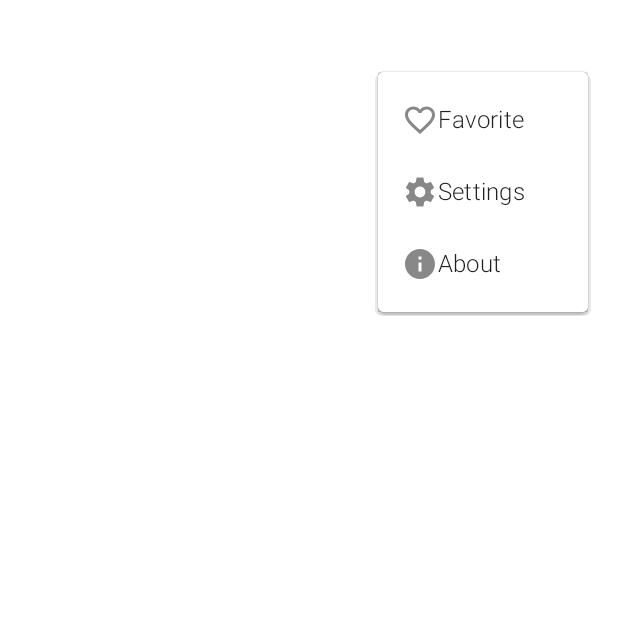
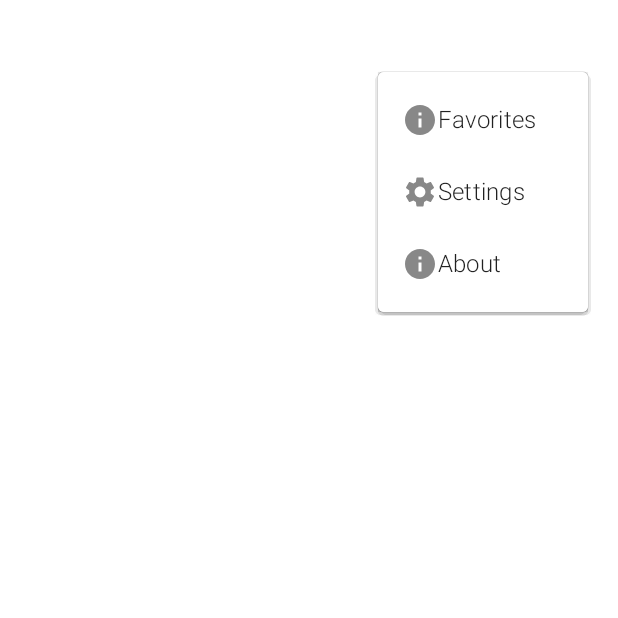
Before and after one commit to JokevtZ/Weather-Forecast-App, an Android app built with Jetpack Compose: the composable ShowSettingsDropdownDialog shown on its own in the app's theme, after a tap on "About", on a phone screen of 412 x 824 dp, the top half of it. Run offline under Robolectric (Android 15) with nearby library versions, the phone set to English and light mode, and no system bars; 1 statement that could not run was skipped.

Commit message:
added dropdown buttons menu's

```diff
--- a/app/src/main/java/nl/learningtocode/weatherforecastapp/MainActivity.kt
+++ b/app/src/main/java/nl/learningtocode/weatherforecastapp/MainActivity.kt
@@ -10,12 +10,14 @@ import androidx.compose.material.MaterialTheme
 import androidx.compose.material.Surface
 import androidx.compose.runtime.Composable
 import androidx.compose.ui.Alignment
+import androidx.compose.ui.ExperimentalComposeUiApi
 import androidx.compose.ui.Modifier
 import androidx.compose.ui.tooling.preview.Preview
 import dagger.hilt.android.AndroidEntryPoint
 import nl.learningtocode.weatherforecastapp.navigation.WeatherNavigation
 import nl.learningtocode.weatherforecastapp.ui.theme.WeatherForecastAppTheme
 
+@ExperimentalComposeUiApi
 @AndroidEntryPoint
 class MainActivity : ComponentActivity() {
     override fun onCreate(savedInstanceState: Bundle?) {
@@ -26,6 +28,7 @@ class MainActivity : ComponentActivity() {
     }
 }
 
+@ExperimentalComposeUiApi
 @Composable
 fun WeatherApp(){
 
--- a/app/src/main/java/nl/learningtocode/weatherforecastapp/widgets/WeatherAppBar.kt
+++ b/app/src/main/java/nl/learningtocode/weatherforecastapp/widgets/WeatherAppBar.kt
@@ -19,6 +19,7 @@ import androidx.compose.ui.unit.Dp
 import androidx.compose.ui.unit.dp
 import androidx.compose.ui.unit.sp
 import androidx.navigation.NavController
+import nl.learningtocode.weatherforecastapp.navigation.WeatherScreens
 
 
 //@Preview
@@ -90,7 +91,7 @@ fun ShowSettingsDropdownDialog(
     navController: NavController) {
 
     var expanded by remember { mutableStateOf(true) }
-    val items = listOf("Favorite", "Settings", "About")
+    val items = listOf("Favorites", "Settings", "About")
 
     Column(modifier = Modifier
         .fillMaxWidth()
@@ -116,9 +117,17 @@ fun ShowSettingsDropdownDialog(
                             else -> Icons.Default.Info
                         },
                         contentDescription = null,
-                        tint = Color.Gray)
+                        tint = Color.Gray
+                    )
                     Text(text = text, modifier = Modifier.clickable
                     {
+                        navController.navigate(
+                            when (text){
+                                "Favorite" -> WeatherScreens.FAVORITE_SCREEN.name
+                                "Settings" -> WeatherScreens.SETTINGS_SCREEN.name
+                                else -> WeatherScreens.ABOUT_SCREEN.name
+                            }
+                        )
                     },
                     fontWeight = FontWeight.W300)
                 }
--- a/app/src/main/res/values/strings.xml
+++ b/app/src/main/res/values/strings.xml
@@ -1,3 +1,6 @@
 <resources>
     <string name="app_name">Weather Forecast App</string>
+    <string name="about_app">Weather App version 0.1</string>
+    <string name="api_used">API hosted by: https://openweathermap.org</string>
+    <string name="made_by">Made by: JokevtZ@learningtocode.nl</string>
 </resources>
```
Also changed, not shown: app/src/main/java/nl/learningtocode/weatherforecastapp/navigation/WeatherNavigation.kt (+18 -0 lines), app/src/main/java/nl/learningtocode/weatherforecastapp/screens/about/AboutScreen.kt (added, +57 -0 lines), app/src/main/java/nl/learningtocode/weatherforecastapp/screens/favorites/FavoriteScreen.kt (added, +10 -0 lines), app/src/main/java/nl/learningtocode/weatherforecastapp/screens/settings/SettingScreen.kt (added, +10 -0 lines).
